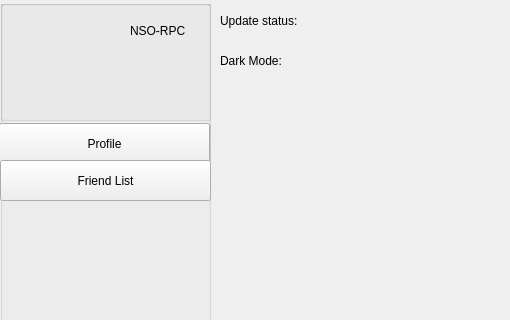
Qt form client/layout/mainwindow.ui (MCMi460/NSO-RPC) before a commit; both pictures show x 0 to 510 and y 0 to 320 of the 600 by 600 pixel window.
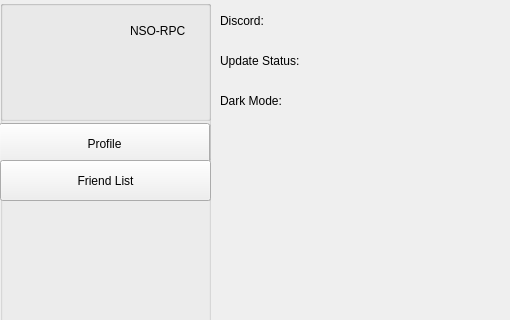
The same form after that commit. The open tabs and pages were chosen to show the change.

Commit message: Remove dependency on Discord for app launch

```diff
--- a/client/layout/mainwindow.ui
+++ b/client/layout/mainwindow.ui
@@ -459,7 +459,7 @@
         </rect>
        </property>
        <property name="text">
-        <string>Update status:</string>
+        <string>Discord:</string>
        </property>
       </widget>
       <widget class="QPushButton" name="pushButton_6">
@@ -482,6 +482,19 @@
          <y>50</y>
          <width>101</width>
          <height>21</height>
+        </rect>
+       </property>
+       <property name="text">
+        <string>Update Status:</string>
+       </property>
+      </widget>
+      <widget class="QLabel" name="label_16">
+       <property name="geometry">
+        <rect>
+         <x>10</x>
+         <y>80</y>
+         <width>101</width>
+         <height>41</height>
         </rect>
        </property>
        <property name="text">
```
The commit also changes 4 other files.
